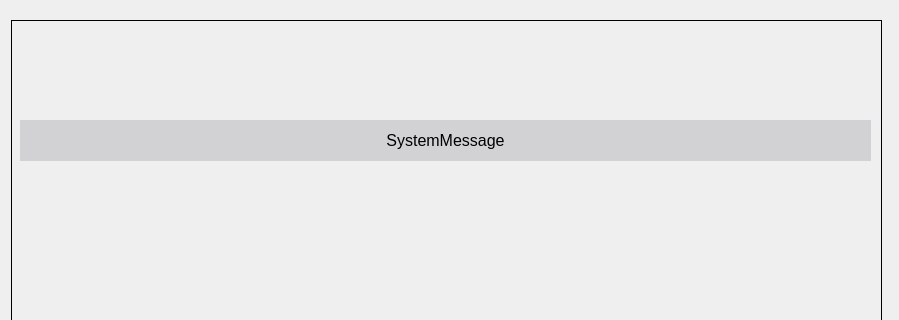
Above: Intelligence_Vehicle_GUI/ui/main.ui from addinedu-ros-6th/deeplearning-repo-3 before the change; both pictures show x 0 to 899 and y 0 to 320 of the 899 by 856 pixel window. Below: the same form after it.
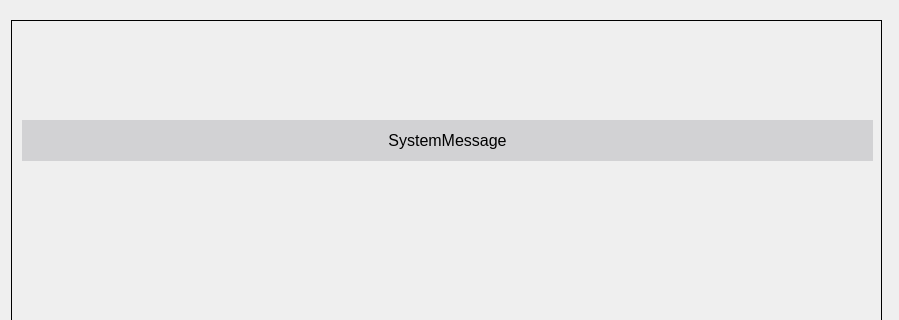
That is the form after the change. Icons and pictures are not drawn.

Diff of the .ui file:
```diff
--- a/Intelligence_Vehicle_GUI/ui/main.ui
+++ b/Intelligence_Vehicle_GUI/ui/main.ui
@@ -57,7 +57,7 @@
   <widget class="QLabel" name="label_system_message">
    <property name="geometry">
     <rect>
-     <x>20</x>
+     <x>22</x>
      <y>120</y>
      <width>851</width>
      <height>41</height>
```
Left out of the diff: 10 changed lines with no effect on the pictures.
